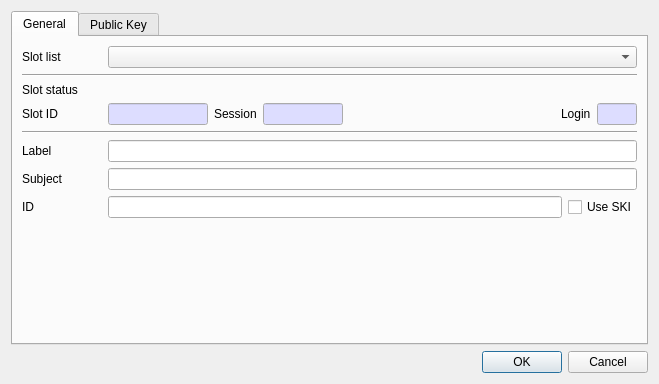
Above: CryptokiMan/create_dsa_pub_key_dlg.ui from jykim74/CryptokiMan before the change. Below: the same form after it.
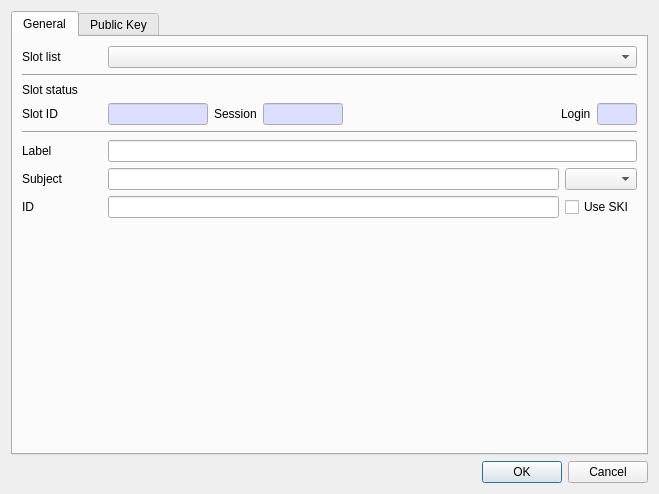
That is the form after the change. The open tabs and pages were chosen to show the change.

Commit message: Subject 값에서 Text 와 DER 선택 지원

```diff
--- a/CryptokiMan/create_dsa_pub_key_dlg.ui
+++ b/CryptokiMan/create_dsa_pub_key_dlg.ui
@@ -7,7 +7,7 @@
     <x>0</x>
     <y>0</y>
     <width>659</width>
-    <height>370</height>
+    <height>494</height>
    </rect>
   </property>
   <property name="windowTitle">
@@ -323,9 +323,12 @@
            </property>
           </widget>
          </item>
-         <item row="1" column="1" colspan="2">
+         <item row="1" column="1">
           <widget class="QLineEdit" name="mSubjectText"/>
          </item>
+         <item row="1" column="2">
+          <widget class="QComboBox" name="mSubjectTypeCombo"/>
+         </item>
         </layout>
        </item>
        <item>
```
Left out of the diff: 2 changed lines with no effect on the pictures. The commit also changes 20 other files.
